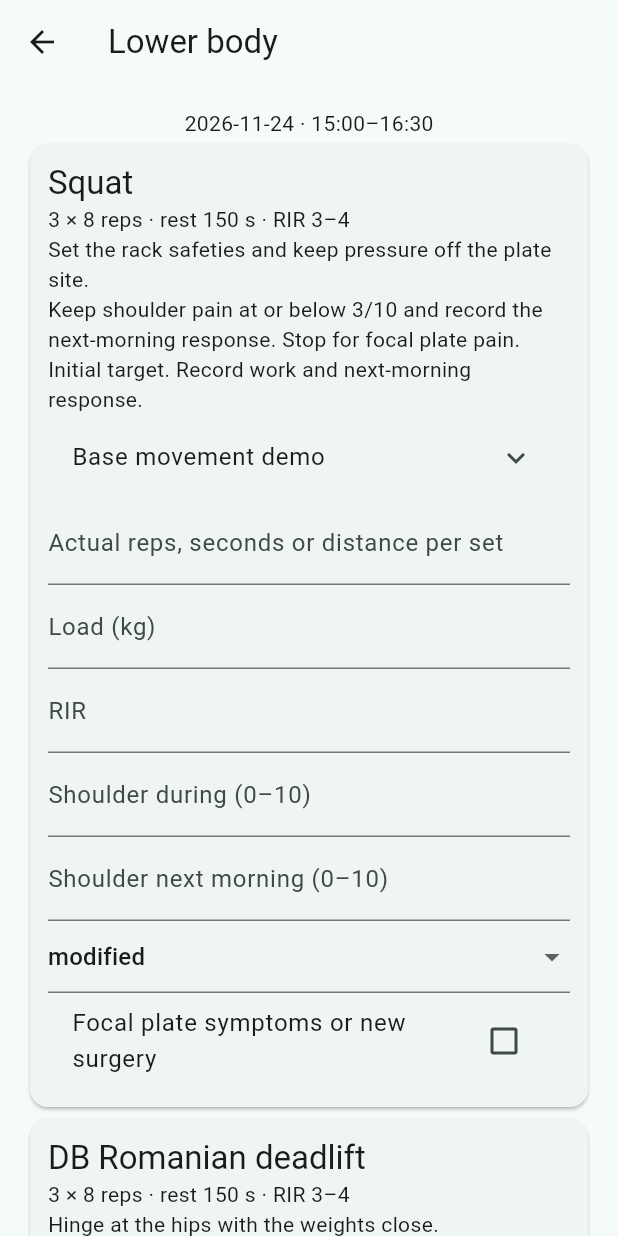
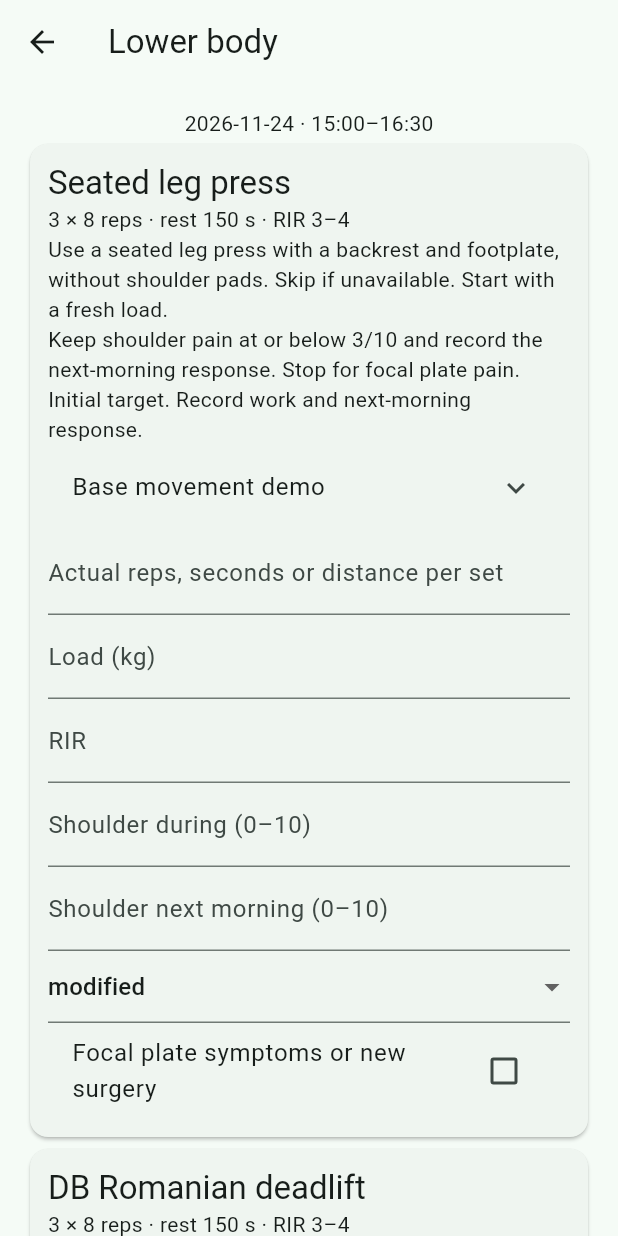
Before and after one commit to Viraj616/move-strong-rehab, a Flutter app: the screen it shows after launch, after a tap on the "chevron left" icon, after a tap on the "chevron right" icon, after a tap on "Lower body", on a phone screen of 412 x 824 dp. Run offline on Flutter 3.47's test engine with Material 3 defaults, Android fonts, the phone set to English and light mode, and no system bars; our stand-ins replace shared_preferences, web.

Commit message:
Replace squat prescriptions with shoulder-bar-free lower training

```diff
--- a/gym/lib/demo.dart
+++ b/gym/lib/demo.dart
@@ -2,6 +2,8 @@ import 'package:flutter/material.dart';
 
 // Side-view landmarks, in order: shoulder, pelvis, knee, foot, elbow, hand.
 const poses = <String, List<int>>{
+  'pressStart': [68, 28, 60, 54, 36, 49, 32, 69, 62, 42, 59, 52],
+  'pressEnd': [68, 28, 60, 54, 36, 59, 14, 66, 62, 42, 59, 52],
   'stand': [45, 24, 45, 49, 44, 67, 43, 86, 49, 40, 52, 52],
   'squat': [42, 36, 50, 57, 34, 62, 40, 86, 50, 42, 55, 36],
   'hinge': [25, 39, 53, 48, 47, 68, 44, 86, 26, 52, 29, 67],
@@ -30,9 +32,9 @@ const poses = <String, List<int>>{
   'runEnd': [49, 27, 43, 49, 35, 62, 23, 62, 57, 43, 65, 38],
 };
 const frames = {
-  'Squat': ['stand', 'squat'],
+  'Seated leg press': ['pressStart', 'pressEnd'],
   'DB Romanian deadlift': ['stand', 'hinge'],
-  'Split squat': ['stand', 'lunge'],
+  'Single-leg glute bridge': ['bridge', 'bridgeEnd'],
   'Assisted pull-up': ['hang', 'pull'],
   'Cable row': ['row', 'rowEnd'],
   'Tuck L-sit': ['tuck', 'tuck'],
--- a/gym/lib/gym_app.dart
+++ b/gym/lib/gym_app.dart
@@ -364,7 +364,7 @@ class _GymState extends State<GymApp> {
                   'Assisted pull-up',
                   'Tuck L-sit',
                   'Push-up',
-                  'Squat',
+                  'Seated leg press',
                   'DB Romanian deadlift',
                   'DB bench press',
                 ])
--- a/gym/lib/training.dart
+++ b/gym/lib/training.dart
@@ -43,11 +43,11 @@ const catalogue = <String, (String, int, String, String)>{
     'seconds',
     'Press down and lift bent knees within comfortable range.',
   ),
-  'Squat': (
-    'barbell',
+  'Seated leg press': (
+    'machines',
     8,
     'reps',
-    'Set the rack safeties and keep pressure off the plate site.',
+    'Use a seated leg press with a backrest and footplate, without shoulder pads. Skip if unavailable. Start with a fresh load.',
   ),
   'DB Romanian deadlift': (
     'dumbbells',
@@ -55,11 +55,11 @@ const catalogue = <String, (String, int, String, String)>{
     'reps',
     'Hinge at the hips with the weights close.',
   ),
-  'Split squat': (
+  'Single-leg glute bridge': (
     '',
     8,
     'reps/side',
-    'Lower under control and keep the front foot planted.',
+    'Lie on your back, plant one foot and raise your hips with your pelvis level. Use bodyweight.',
   ),
   'Easy swim': (
     'pool',
@@ -114,7 +114,7 @@ const catalogue = <String, (String, int, String, String)>{
 const prehab = ['External rotation', 'Wall push-up plus'];
 const split = [
   ['Assisted pull-up', 'Cable row', 'Tuck L-sit', ...prehab],
-  ['Squat', 'DB Romanian deadlift', 'Split squat'],
+  ['Seated leg press', 'DB Romanian deadlift', 'Single-leg glute bridge'],
   ['Easy swim', ...prehab],
   ['DB bench press', 'Assisted dip', 'Pike hold', ...prehab],
   ['Cable row', 'Push-up', 'Glute bridge', ...prehab],
@@ -276,7 +276,7 @@ List<Row> draft(DateTime week, List<Row> history, {Row baseline = const {}}) {
             reason +=
                 ' Use the closest available assistance at or above this target.';
           } else if ([
-                'Squat',
+                'Seated leg press',
                 'DB Romanian deadlift',
                 'DB bench press',
                 'Cable row',
@@ -370,7 +370,11 @@ List<Row> draft(DateTime week, List<Row> history, {Row baseline = const {}}) {
         load = withinWeek['load'];
       }
       if (suspended &&
-          !['Easy run', 'Glute bridge', 'Split squat'].contains(name)) {
+          ![
+            'Easy run',
+            'Glute bridge',
+            'Single-leg glute bridge',
+          ].contains(name)) {
         sets = 0;
         state = 'regress';
         reason =
@@ -427,6 +431,8 @@ List<Row> draft(DateTime week, List<Row> history, {Row baseline = const {}}) {
 }
 
 String? rejectSuggestion(Row suggestion, List<Row> targets) {
+  if (!catalogue.containsKey(suggestion['name']))
+    return 'Exercise outside the current gym programme.';
   final allowed = targets
       .where((t) => t['name'] == suggestion['name'])
       .firstOrNull;
```
Also changed, not shown: 1 other file.
